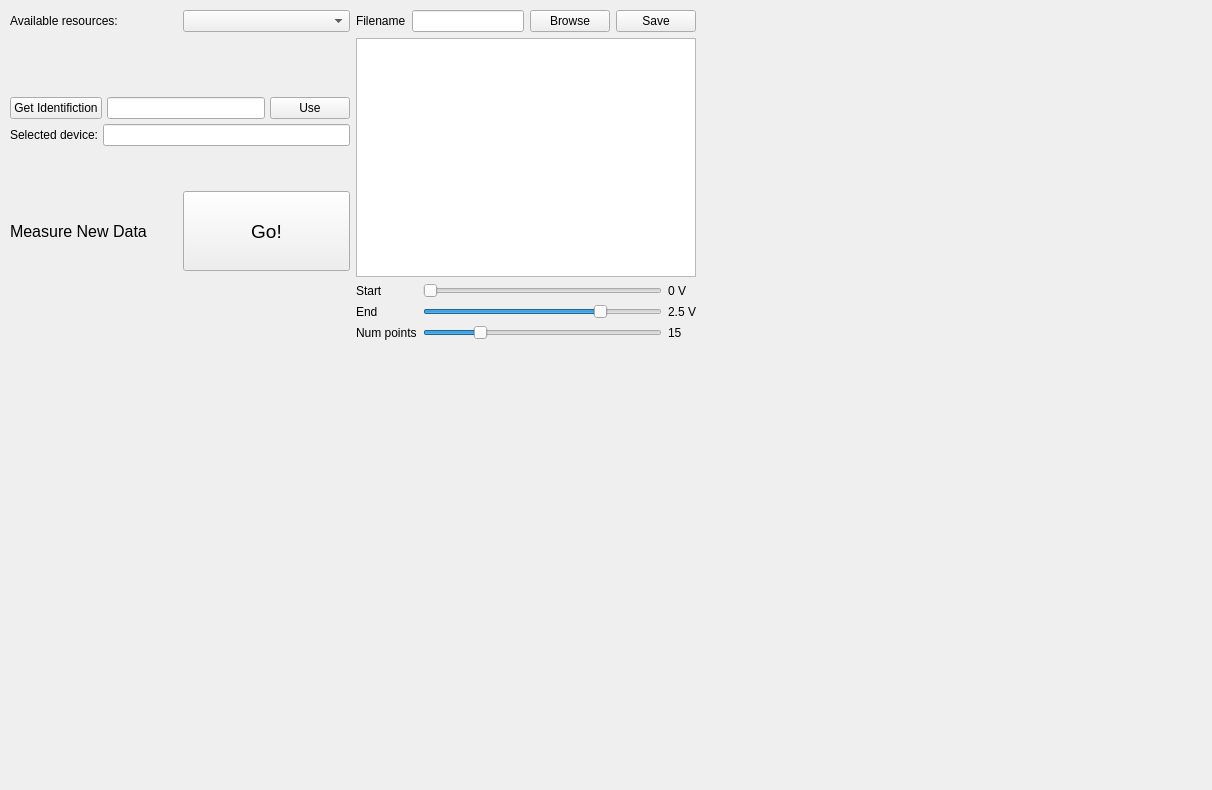
The window that Experiment-automization/pythonlab/views/currentplotter.ui (Vector04/Prac2) describes before a commit, drawn with Qt 5.
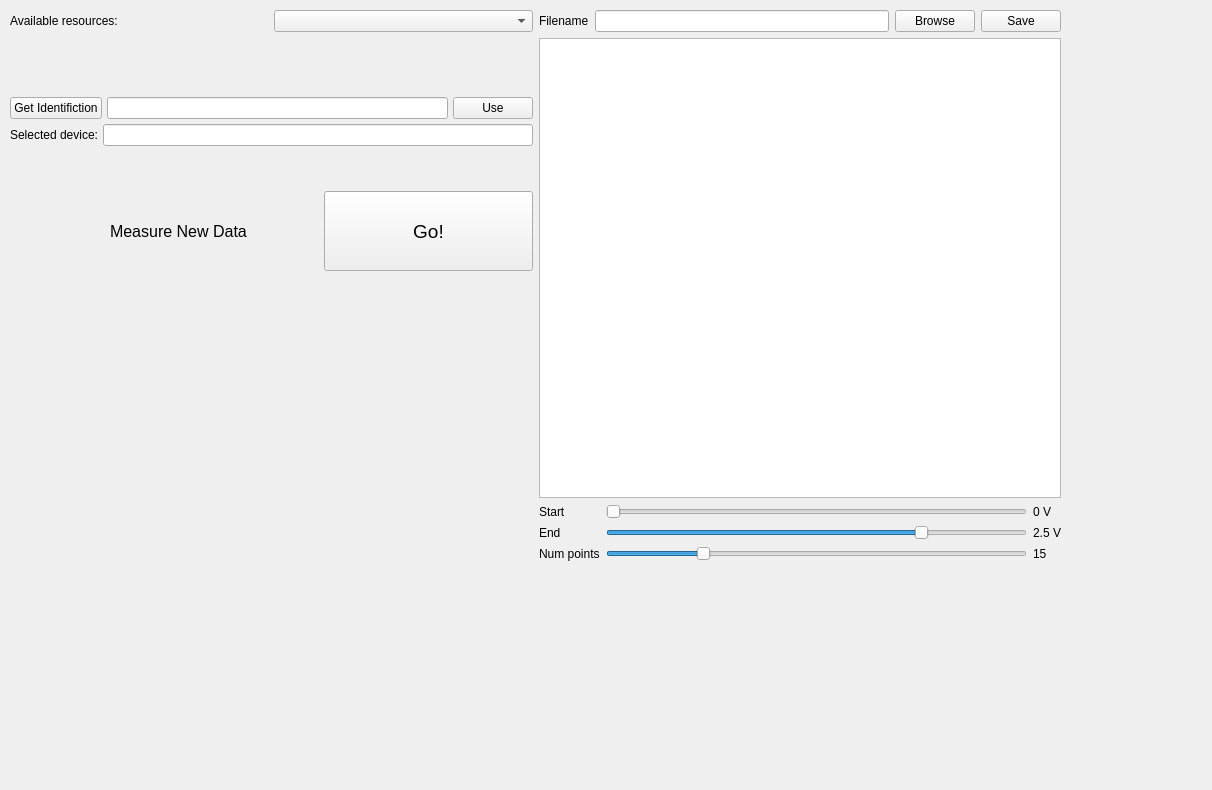
The same window after the commit. Custom widgets are drawn as their Qt base class.

What changed in the file:
```diff
--- a/Experiment-automization/pythonlab/views/currentplotter.ui
+++ b/Experiment-automization/pythonlab/views/currentplotter.ui
@@ -18,8 +18,8 @@
     <rect>
      <x>10</x>
      <y>10</y>
-     <width>686</width>
-     <height>330</height>
+     <width>1051</width>
+     <height>551</height>
     </rect>
    </property>
    <layout class="QHBoxLayout" name="horizontalLayout_6">
@@ -111,6 +111,22 @@
       </item>
       <item>
        <layout class="QHBoxLayout" name="measure_hbox">
+        <item>
+         <spacer name="horizontalSpacer">
+          <property name="orientation">
+           <enum>Qt::Horizontal</enum>
+          </property>
+          <property name="sizeType">
+           <enum>QSizePolicy::Minimum</enum>
+          </property>
+          <property name="sizeHint" stdset="0">
+           <size>
+            <width>100</width>
+            <height>20</height>
+           </size>
+          </property>
+         </spacer>
+        </item>
         <item>
          <widget class="QLabel" name="measure_label">
           <property name="font">
```
